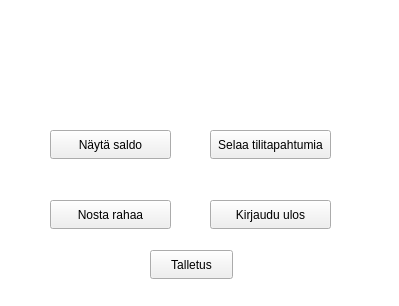
Before: the Qt Designer form frontend/bankwindow.ui in 22kmo-project/group_1, drawn with Qt 5.
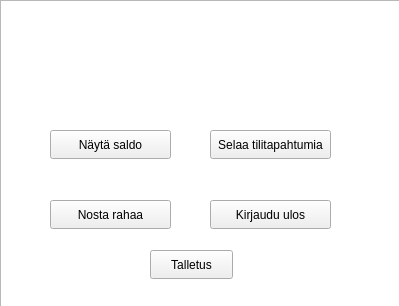
After: the same form once the commit is applied.

```diff
--- a/frontend/bankwindow.ui
+++ b/frontend/bankwindow.ui
@@ -107,16 +107,16 @@
   <widget class="QPlainTextEdit" name="labelLocked">
    <property name="geometry">
     <rect>
-     <x>-10</x>
-     <y>-10</y>
-     <width>411</width>
-     <height>321</height>
+     <x>0</x>
+     <y>0</y>
+     <width>401</width>
+     <height>311</height>
     </rect>
    </property>
    <property name="font">
     <font>
      <family>Impact</family>
-     <pointsize>25</pointsize>
+     <pointsize>20</pointsize>
      <bold>false</bold>
      <strikeout>false</strikeout>
     </font>
```
Left out of the diff: 10 changed lines with no effect on the pictures.
